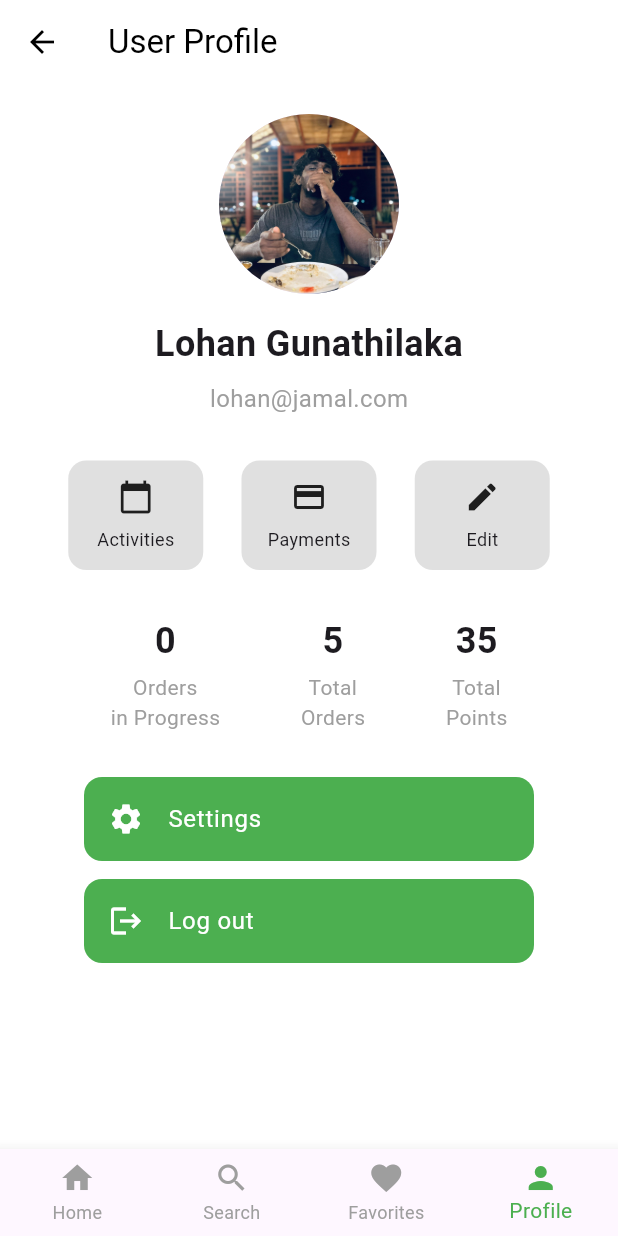
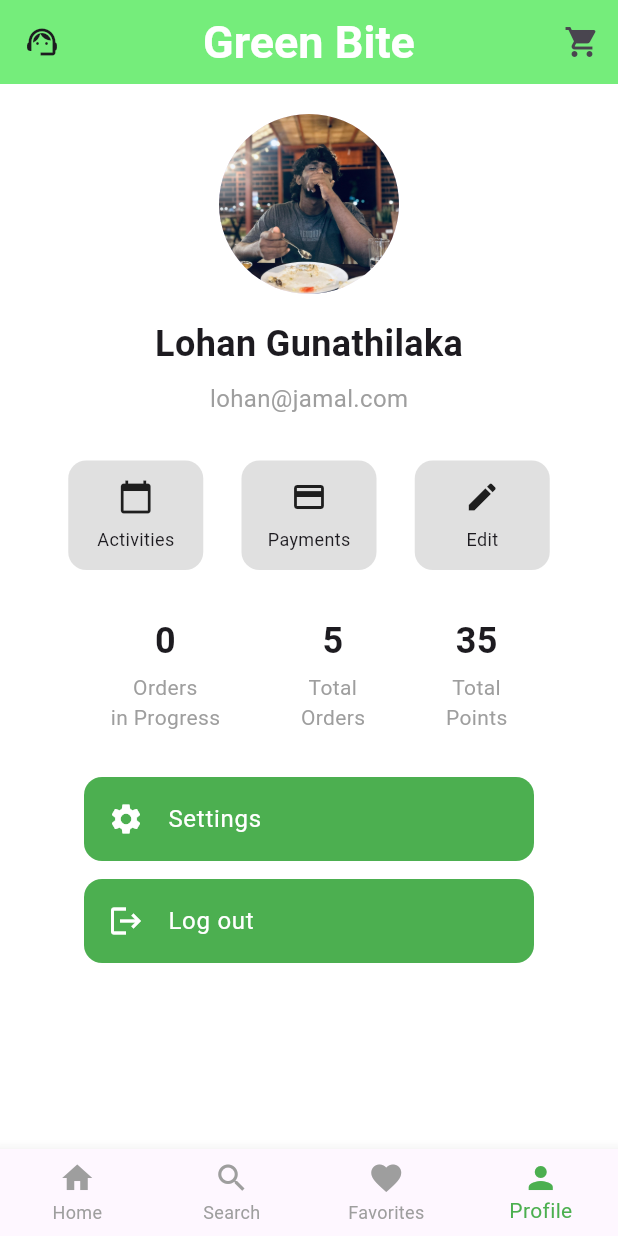
Before and after one commit to amiruushan/GreenBite, a Flutter app: the screen it shows after launch, item 4 of the bottom bar chosen, on a phone screen of 412 x 824 dp. Run offline on Flutter 3.47's test engine with Material 3 defaults, Android fonts, the phone set to English and light mode, and no system bars; network calls fail.

Commit message:
further optimized the User Interface to maintain consistency

```diff
--- a/greenbite_frontend/lib/screens/user_profile/user_profile_screen.dart
+++ b/greenbite_frontend/lib/screens/user_profile/user_profile_screen.dart
@@ -2,13 +2,36 @@ import 'package:flutter/material.dart';
 import 'package:greenbite_frontend/screens/user_profile/edit_information.dart';
 
 class UserProfileScreen extends StatelessWidget {
-   UserProfileScreen({super.key});
+  const UserProfileScreen({super.key});
 
   @override
   Widget build(BuildContext context) {
     return Scaffold(
       backgroundColor: Colors.white,
-      appBar: _buildAppBar(),
+      appBar: AppBar(
+        title: const Text("Green Bite"),
+        titleTextStyle: const TextStyle(
+          color: Colors.white,
+          fontSize: 30,
+          fontWeight: FontWeight.bold,
+        ),
+        centerTitle: true,
+        backgroundColor: const Color.fromARGB(255, 117, 237, 123),
+        leading: IconButton(
+          icon: const Icon(Icons.support_agent),
+          onPressed: () {
+            print("Support icon tapped");
+          },
+        ),
+        actions: [
+          IconButton(
+            icon: const Icon(Icons.shopping_cart),
+            onPressed: () {
+              print("Cart icon tapped");
+            },
+          ),
+        ],
+      ),
       body: SingleChildScrollView(
         child: Padding(
           padding: const EdgeInsets.symmetric(horizontal: 20),
@@ -25,21 +48,6 @@ class UserProfileScreen extends StatelessWidget {
             ],
           ),
         ),
-      ),
-    );
-  }
-
-  AppBar _buildAppBar() {
-    return AppBar(
-      title: const Text(
-        'User Profile',
-        style: TextStyle(color: Colors.black),
-      ),
-      backgroundColor: Colors.white,
-      elevation: 0,
-      leading: IconButton(
-        icon: const Icon(Icons.arrow_back, color: Colors.black),
-        onPressed: () {},
       ),
     );
   }
@@ -82,7 +90,6 @@ class UserProfileScreen extends StatelessWidget {
     );
   }
 
-
   Widget _buildActionButton(IconData icon, String label, BuildContext context) {
     return GestureDetector(
       onTap: () {
@@ -113,7 +120,6 @@ class UserProfileScreen extends StatelessWidget {
       ),
     );
   }
-
 
   Widget _buildStats() {
     return Row(
```
Also changed, not shown: greenbite_frontend/lib/screens/favorites_screen/favorites_screen.dart (+84 -24 lines), greenbite_frontend/lib/screens/home_page/home_page.dart (+22 -6 lines), greenbite_frontend/lib/screens/search_page/search_page.dart (+74 -2 lines).
